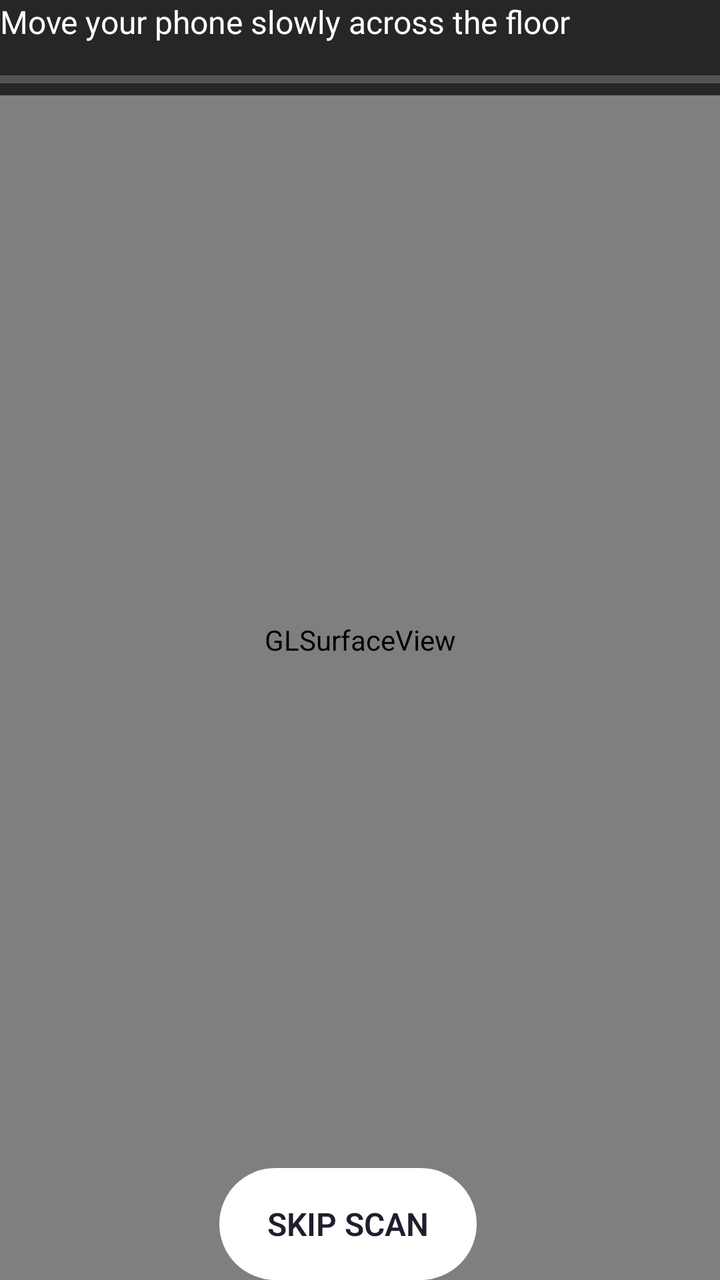
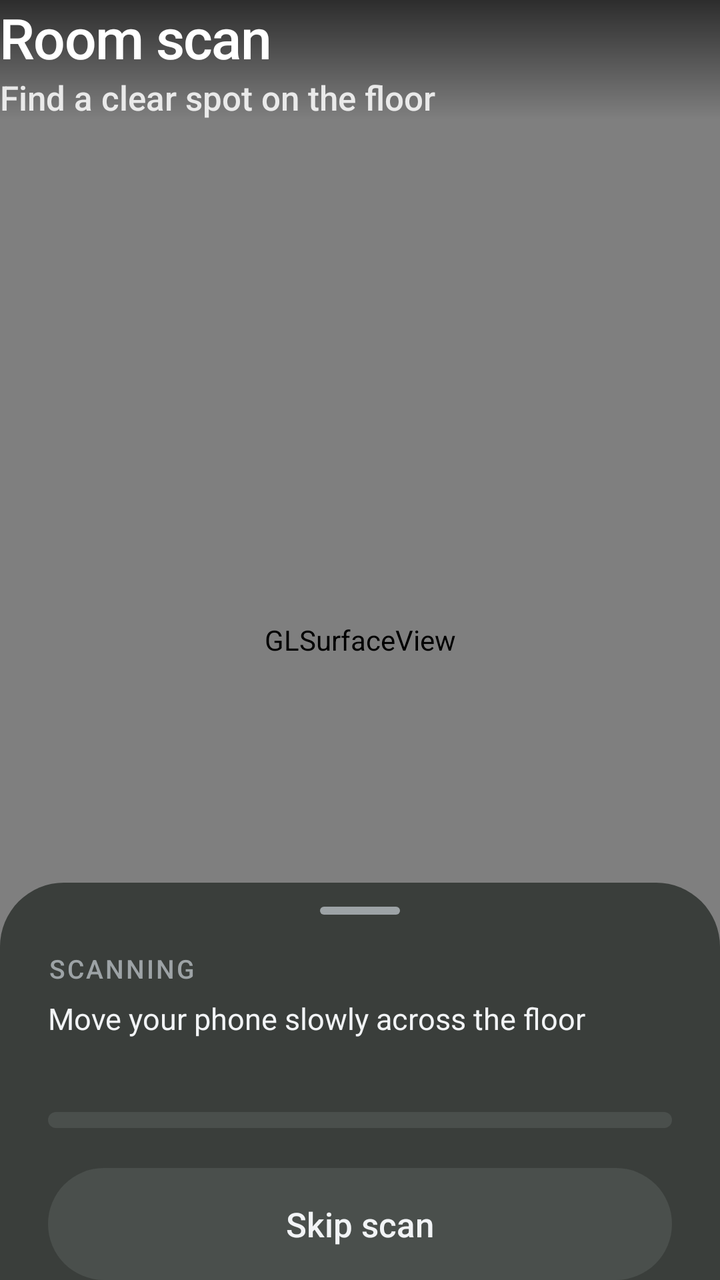

The first picture is an Android layout as it rendered before a commit; the second is the same layout after the commit. The layout source and the unified diff follow.
<!-- AndroidManifest.xml: activity theme android:Theme.Material.NoActionBar -->
<!-- res/layout/activity_scan.xml -->
<?xml version="1.0" encoding="utf-8"?>
<FrameLayout xmlns:android="http://schemas.android.com/apk/res/android"
    android:layout_width="match_parent"
    android:layout_height="match_parent">

    <android.opengl.GLSurfaceView
        android:id="@+id/surface"
        android:layout_width="match_parent"
        android:layout_height="match_parent" />

    
    <LinearLayout
        android:id="@+id/topBar"
        android:layout_width="match_parent"
        android:layout_height="wrap_content"
        android:layout_gravity="top"
        android:background="#B3000000"
        android:orientation="vertical">

        <TextView
            android:id="@+id/status"
            android:layout_width="match_parent"
            android:layout_height="wrap_content"
            android:text="@string/scan_looking"
            android:textColor="#FFFFFF"
            android:textSize="16sp" />

        <ProgressBar
            android:id="@+id/progress"
            style="?android:attr/progressBarStyleHorizontal"
            android:layout_width="match_parent"
            android:layout_height="wrap_content"
            android:layout_marginTop="10dp"
            android:max="100"
            android:progress="0" />

    </LinearLayout>

    <LinearLayout
        android:id="@+id/actions"
        android:layout_width="match_parent"
        android:layout_height="wrap_content"
        android:layout_gravity="bottom"
        android:gravity="center"
        android:orientation="horizontal">

        <Button
            style="@style/CalicoSecondaryButton"
            android:id="@+id/skip"
            android:layout_width="wrap_content"
            android:layout_height="wrap_content"
            android:layout_marginEnd="12dp"
            android:text="@string/scan_skip"
            android:textSize="16sp" />

        <Button
            style="@style/CalicoPrimaryButton"
            android:id="@+id/next"
            android:layout_width="wrap_content"
            android:layout_height="wrap_content"
            android:paddingStart="28dp"
            android:paddingEnd="28dp"
            android:text="@string/scan_next"
            android:textSize="16sp"
            android:visibility="gone" />

    </LinearLayout>

</FrameLayout>
<!-- resources referenced by this layout -->
<resources>
  <string name="scan_looking">Move your phone slowly across the floor</string>
  <string name="scan_next">Start workout</string>
  <string name="scan_skip">Skip scan</string>
  <style name="CalicoPrimaryButton" parent="android:style/Widget.Material.Button">
          <item name="android:background">@drawable/calico_primary_button</item>
          <item name="android:backgroundTint">@null</item>
          <item name="android:textColor">#D9F56B</item>
          <item name="android:fontFamily">sans-serif</item>
          <item name="android:textFontWeight">600</item>
          <item name="android:textSize">16sp</item>
          <item name="android:minHeight">56dp</item>
          <item name="android:paddingStart">24dp</item>
          <item name="android:paddingEnd">24dp</item>
          <item name="android:paddingTop">16dp</item>
          <item name="android:paddingBottom">16dp</item>
          <item name="android:stateListAnimator">@null</item>
      </style>
  <style name="CalicoSecondaryButton" parent="CalicoPrimaryButton">
          <item name="android:background">@drawable/calico_secondary_button</item>
          <item name="android:textColor">#1E1E2E</item>
      </style>
  <!-- drawable calico_primary_button (drawable) -->
  <ripple xmlns:android="http://schemas.android.com/apk/res/android" android:color="#338B7CF6">
      <item><shape><solid android:color="#1E1E2E"/><corners android:radius="999dp"/></shape></item>
  </ripple>
  <!-- drawable calico_secondary_button (drawable) -->
  <ripple xmlns:android="http://schemas.android.com/apk/res/android" android:color="#338B7CF6">
      <item><shape><solid android:color="#FFFFFF"/><corners android:radius="999dp"/></shape></item>
  </ripple>
</resources>

<!-- the commit's change to res/layout/activity_scan.xml (unified diff, before → after) -->
@@ -1,7 +1,8 @@
 <?xml version="1.0" encoding="utf-8"?>
 <FrameLayout xmlns:android="http://schemas.android.com/apk/res/android"
     android:layout_width="match_parent"
-    android:layout_height="match_parent">
+    android:layout_height="match_parent"
+    android:background="@color/calico_bg">
 
     <android.opengl.GLSurfaceView
         android:id="@+id/surface"
@@ -14,26 +15,25 @@
         android:layout_width="match_parent"
         android:layout_height="wrap_content"
         android:layout_gravity="top"
-        android:background="#B3000000"
+        android:background="@drawable/preview_header_scrim"
         android:orientation="vertical">
 
         <TextView
-            android:id="@+id/status"
             android:layout_width="match_parent"
             android:layout_height="wrap_content"
-            android:text="@string/scan_looking"
+            android:fontFamily="sans-serif-medium"
+            android:letterSpacing="-0.02"
+            android:text="@string/scan_title"
             android:textColor="#FFFFFF"
-            android:textSize="16sp" />
+            android:textSize="28sp" />
 
-        <ProgressBar
-            android:id="@+id/progress"
-            style="?android:attr/progressBarStyleHorizontal"
+        <TextView
             android:layout_width="match_parent"
             android:layout_height="wrap_content"
-            android:layout_marginTop="10dp"
-            android:max="100"
-            android:progress="0" />
-
+            android:fontFamily="sans-serif-medium"
+            android:text="@string/scan_subtitle"
+            android:textColor="#D9FFFFFF"
+            android:textSize="17sp" />
     </LinearLayout>
 
     <LinearLayout
@@ -41,29 +41,87 @@
         android:layout_width="match_parent"
         android:layout_height="wrap_content"
         android:layout_gravity="bottom"
-        android:gravity="center"
-        android:orientation="horizontal">
+        android:background="@drawable/preview_sheet"
+        android:clickable="true"
+        android:focusable="false"
+        android:orientation="vertical"
+        android:paddingStart="24dp"
+        android:paddingTop="12dp"
+        android:paddingEnd="24dp">
 
-        <Button
-            style="@style/CalicoSecondaryButton"
-            android:id="@+id/skip"
-            android:layout_width="wrap_content"
+        <View
+            android:layout_width="40dp"
+            android:layout_height="4dp"
+            android:layout_gravity="center_horizontal"
+            android:background="@drawable/preview_handle" />
+
+        <TextView
+            android:layout_width="match_parent"
             android:layout_height="wrap_content"
-            android:layout_marginEnd="12dp"
-            android:text="@string/scan_skip"
-            android:textSize="16sp" />
+            android:layout_marginTop="18dp"
+            android:fontFamily="sans-serif-medium"
+            android:letterSpacing="0.08"
+            android:text="@string/scan_sheet_label"
+            android:textAllCaps="true"
+            android:textColor="@color/calico_muted"
+            android:textSize="13sp" />
 
-        <Button
-            style="@style/CalicoPrimaryButton"
-            android:id="@+id/next"
-            android:layout_width="wrap_content"
+        <TextView
+            android:id="@+id/status"
+            android:layout_width="match_parent"
             android:layout_height="wrap_content"
-            android:paddingStart="28dp"
-            android:paddingEnd="28dp"
-            android:text="@string/scan_next"
-            android:textSize="16sp"
-            android:visibility="gone" />
+            android:layout_marginTop="6dp"
+            android:lineSpacingExtra="3dp"
+            android:minLines="2"
+            android:text="@string/scan_looking"
+            android:textColor="@color/calico_ink"
+            android:textSize="15sp" />
 
+        <ProgressBar
+            android:id="@+id/progress"
+            style="?android:attr/progressBarStyleHorizontal"
+            android:layout_width="match_parent"
+            android:layout_height="8dp"
+            android:layout_marginTop="16dp"
+            android:max="100"
+            android:progress="0"
+            android:progressDrawable="@drawable/scan_progress" />
+
+        <LinearLayout
+            android:layout_width="match_parent"
+            android:layout_height="wrap_content"
+            android:layout_marginTop="20dp"
+            android:gravity="center_vertical"
+            android:orientation="horizontal">
+
+            <Button
+                android:id="@+id/skip"
+                android:layout_width="0dp"
+                android:layout_height="56dp"
+                android:layout_weight="1"
+                android:background="@drawable/preview_secondary_pill"
+                android:fontFamily="sans-serif-medium"
+                android:stateListAnimator="@null"
+                android:text="@string/scan_skip"
+                android:textAllCaps="false"
+                android:textColor="@color/calico_ink"
+                android:textSize="17sp" />
+
+            <Button
+                android:id="@+id/next"
+                android:layout_width="0dp"
+                android:layout_height="56dp"
+                android:layout_marginStart="12dp"
+                android:layout_weight="1"
+                android:background="@drawable/preview_accent_pill"
+                android:fontFamily="sans-serif-medium"
+                android:stateListAnimator="@null"
+                android:text="@string/scan_next"
+                android:textAllCaps="false"
+                android:textColor="@color/calico_on_accent"
+                android:textSize="17sp"
+                android:visibility="gone" />
+        </LinearLayout>
     </LinearLayout>
 
 </FrameLayout>
<!-- resource entries referenced after the edit -->
@@ -1,33 +1,57 @@
 <!-- resources referenced by this layout -->
 <resources>
+  <color name="calico_bg">#292929</color>
+  <color name="calico_ink">#F2F4F6</color>
+  <color name="calico_muted">#9DA3A6</color>
+  <color name="calico_on_accent">#292929</color>
+  <!-- drawable preview_accent_pill (drawable) -->
+  <?xml version="1.0" encoding="utf-8"?>
+  <ripple xmlns:android="http://schemas.android.com/apk/res/android" android:color="#33292929">
+      <item><shape><solid android:color="@color/calico_accent" /><corners android:radius="999dp" /></shape></item>
+  </ripple>
+  <!-- drawable preview_handle (drawable) -->
+  <?xml version="1.0" encoding="utf-8"?>
+  <shape xmlns:android="http://schemas.android.com/apk/res/android">
+      <solid android:color="@color/calico_muted" />
+      <corners android:radius="999dp" />
+  </shape>
+  <!-- drawable preview_header_scrim (drawable) -->
+  <?xml version="1.0" encoding="utf-8"?>
+  <shape xmlns:android="http://schemas.android.com/apk/res/android">
+      <gradient android:angle="270" android:startColor="#A6000000" android:endColor="#00000000" />
+  </shape>
+  <!-- drawable preview_secondary_pill (drawable) -->
+  <?xml version="1.0" encoding="utf-8"?>
+  <ripple xmlns:android="http://schemas.android.com/apk/res/android" android:color="@color/calico_ripple">
+      <item><shape><solid android:color="@color/calico_nested" /><corners android:radius="999dp" /></shape></item>
+  </ripple>
+  <!-- drawable preview_sheet (drawable) -->
+  <?xml version="1.0" encoding="utf-8"?>
+  <shape xmlns:android="http://schemas.android.com/apk/res/android">
+      <solid android:color="@color/calico_card" />
+      <corners android:topLeftRadius="32dp" android:topRightRadius="32dp" />
+  </shape>
+  <!-- drawable scan_progress (drawable) -->
+  <?xml version="1.0" encoding="utf-8"?>
+  <layer-list xmlns:android="http://schemas.android.com/apk/res/android">
+      <item android:id="@android:id/background">
+          <shape><solid android:color="@color/calico_nested" /><corners android:radius="999dp" /></shape>
+      </item>
+      <item android:id="@android:id/progress">
+          <scale android:scaleWidth="100%">
+              <shape><solid android:color="@color/calico_accent" /><corners android:radius="999dp" /></shape>
+          </scale>
+      </item>
+  </layer-list>
   <string name="scan_looking">Move your phone slowly across the floor</string>
   <string name="scan_next">Start workout</string>
+  <string name="scan_sheet_label">Scanning</string>
   <string name="scan_skip">Skip scan</string>
-  <style name="CalicoPrimaryButton" parent="android:style/Widget.Material.Button">
-          <item name="android:background">@drawable/calico_primary_button</item>
-          <item name="android:backgroundTint">@null</item>
-          <item name="android:textColor">#D9F56B</item>
-          <item name="android:fontFamily">sans-serif</item>
-          <item name="android:textFontWeight">600</item>
-          <item name="android:textSize">16sp</item>
-          <item name="android:minHeight">56dp</item>
-          <item name="android:paddingStart">24dp</item>
-          <item name="android:paddingEnd">24dp</item>
-          <item name="android:paddingTop">16dp</item>
-          <item name="android:paddingBottom">16dp</item>
-          <item name="android:stateListAnimator">@null</item>
-      </style>
-  <style name="CalicoSecondaryButton" parent="CalicoPrimaryButton">
-          <item name="android:background">@drawable/calico_secondary_button</item>
-          <item name="android:textColor">#1E1E2E</item>
-      </style>
-  <!-- drawable calico_primary_button (drawable) -->
-  <ripple xmlns:android="http://schemas.android.com/apk/res/android" android:color="#338B7CF6">
-      <item><shape><solid android:color="#1E1E2E"/><corners android:radius="999dp"/></shape></item>
-  </ripple>
-  <!-- drawable calico_secondary_button (drawable) -->
-  <ripple xmlns:android="http://schemas.android.com/apk/res/android" android:color="#338B7CF6">
-      <item><shape><solid android:color="#FFFFFF"/><corners android:radius="999dp"/></shape></item>
-  </ripple>
+  <string name="scan_subtitle">Find a clear spot on the floor</string>
+  <string name="scan_title">Room scan</string>
+  <color name="calico_accent">#F36B78</color>
+  <color name="calico_ripple">#33F2F4F6</color>
+  <color name="calico_nested">#4A4F4C</color>
+  <color name="calico_card">#3A3E3B</color>
 </resources>
 
